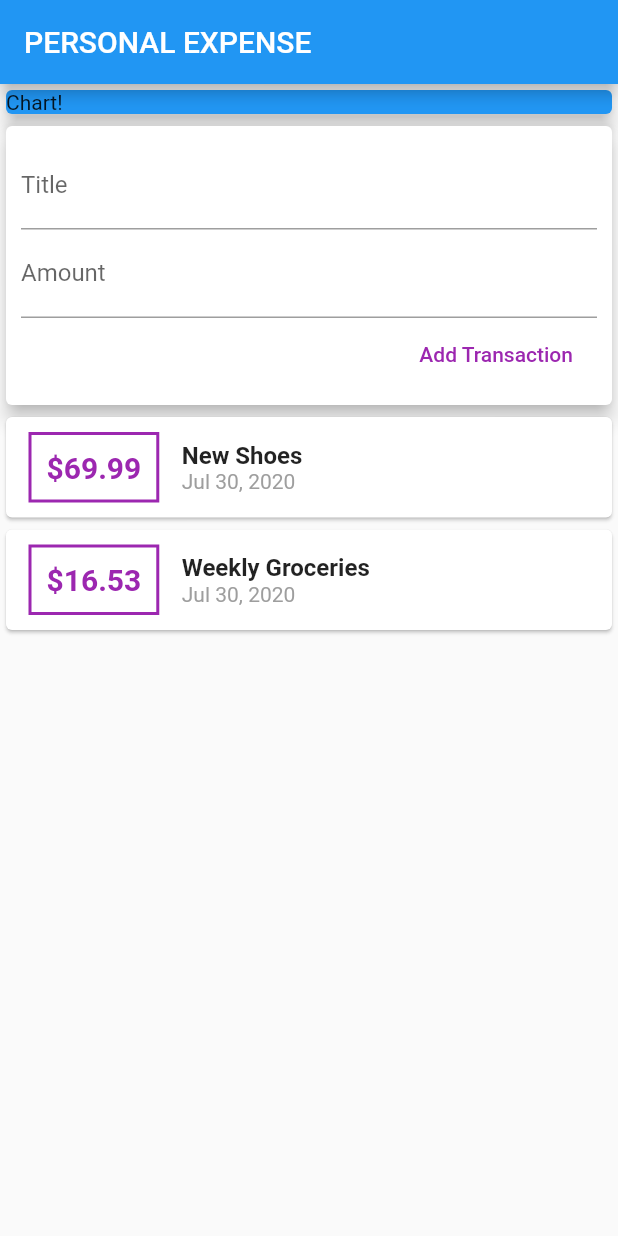
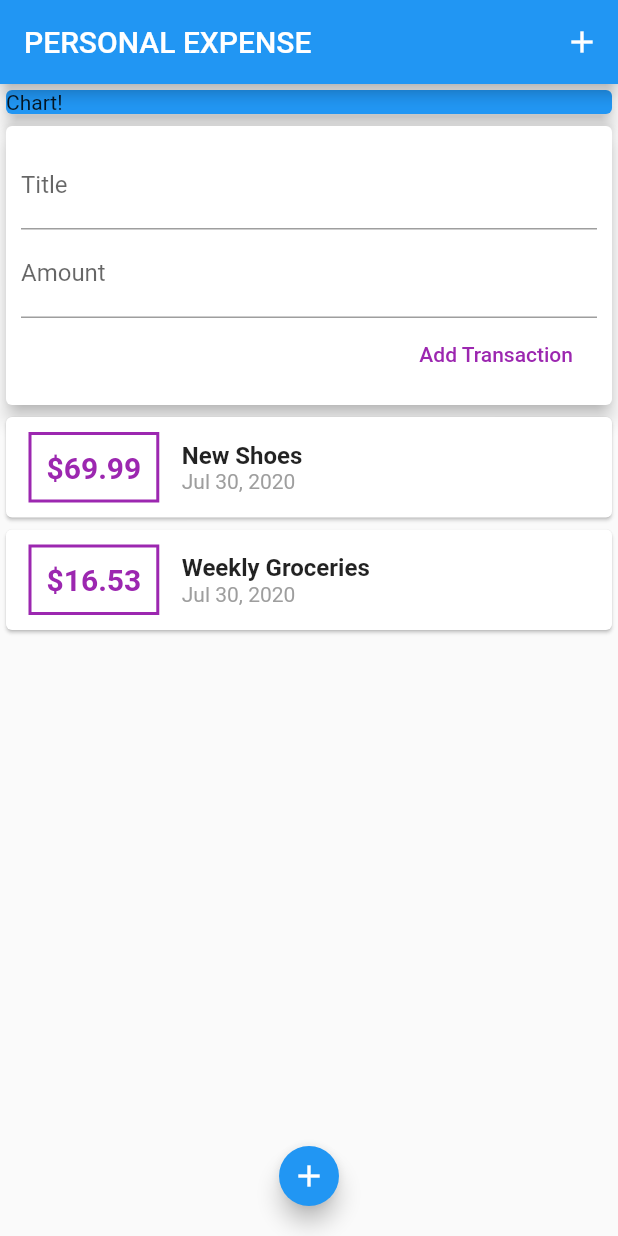
Before and after one commit to simongomes/flutter-personal-expense, a Flutter app: the screen it shows after launch, on a phone screen of 412 x 824 dp. Run offline on Flutter 3.47's test engine with Material 2 defaults, Android fonts, the phone set to English and light mode, and no system bars.

Commit message:
Transaction Add floating button added

```diff
--- a/lib/main.dart
+++ b/lib/main.dart
@@ -16,19 +16,31 @@ class MyApp extends StatelessWidget {
         primarySwatch: Colors.blue,
         visualDensity: VisualDensity.adaptivePlatformDensity,
       ),
+      debugShowCheckedModeBanner: false,
       home: MyHomePage(),
     );
   }
 }
 
 class MyHomePage extends StatelessWidget {
-
   @override
   Widget build(BuildContext context) {
     return Scaffold(
       appBar: AppBar(
         title: Text('PERSONAL EXPENSE'),
+        actions: <Widget>[
+          IconButton(
+            icon: Icon(Icons.add),
+            onPressed: () {},
+          )
+        ],
       ),
+      floatingActionButton: FloatingActionButton(
+        child: Icon(Icons.add),
+        onPressed: () {},
+        mini: true,
+      ),
+      floatingActionButtonLocation: FloatingActionButtonLocation.centerFloat,
       body: SingleChildScrollView(
         child: Column(
           mainAxisAlignment: MainAxisAlignment.spaceEvenly,
```
